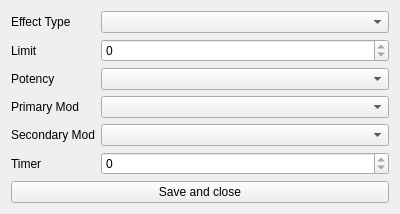
Above: common/enchantmentwidget.ui from PythonicMoron/Liliths-Throne-Mod-Tool before the change. Below: the same form after it.
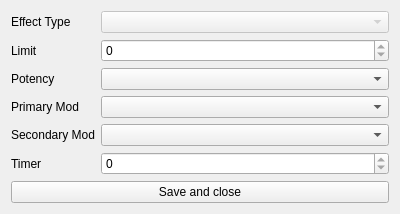
That is the form after the change.

The edit to the form file:
```diff
--- a/common/enchantmentwidget.ui
+++ b/common/enchantmentwidget.ui
@@ -29,7 +29,10 @@
      <item row="0" column="1">
       <widget class="QComboBox" name="typeComboBox">
        <property name="enabled">
-        <bool>true</bool>
+        <bool>false</bool>
+       </property>
+       <property name="toolTip">
+        <string>&lt;html&gt;&lt;head/&gt;&lt;body&gt;&lt;p&gt;Type of effect. Changing this doesn't have much of an effect as it is currently dependant on the selected primary mod.&lt;/p&gt;&lt;/body&gt;&lt;/html&gt;</string>
        </property>
       </widget>
      </item>
```
Left out of the diff: 33 changed lines with no effect on the pictures.
